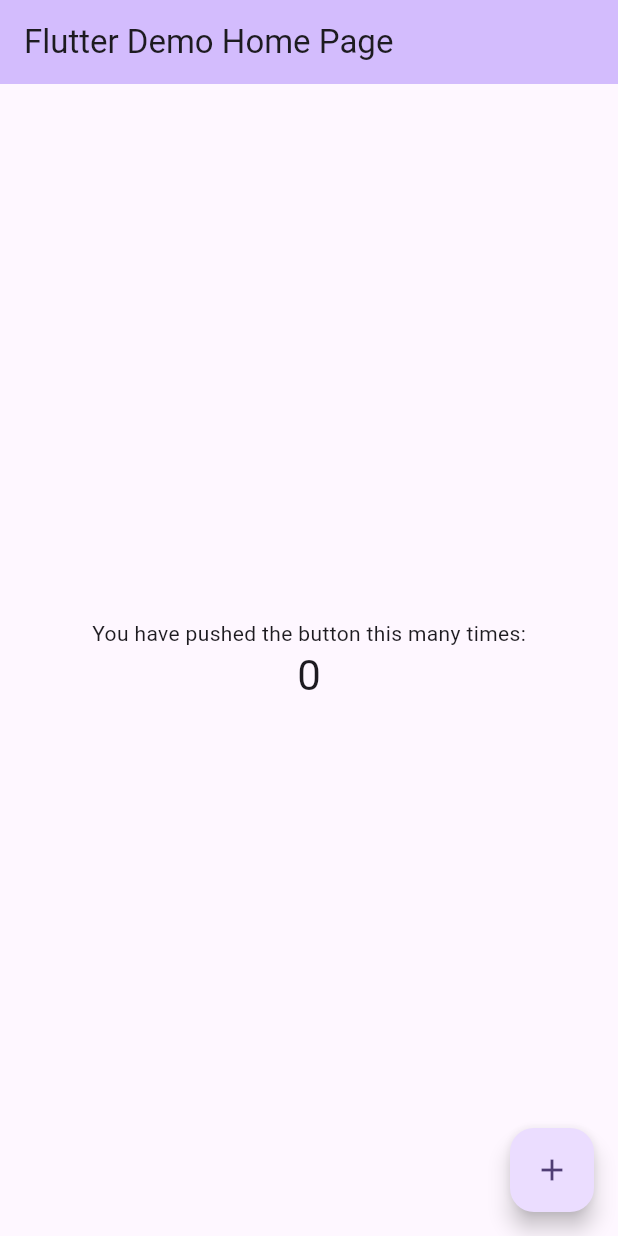
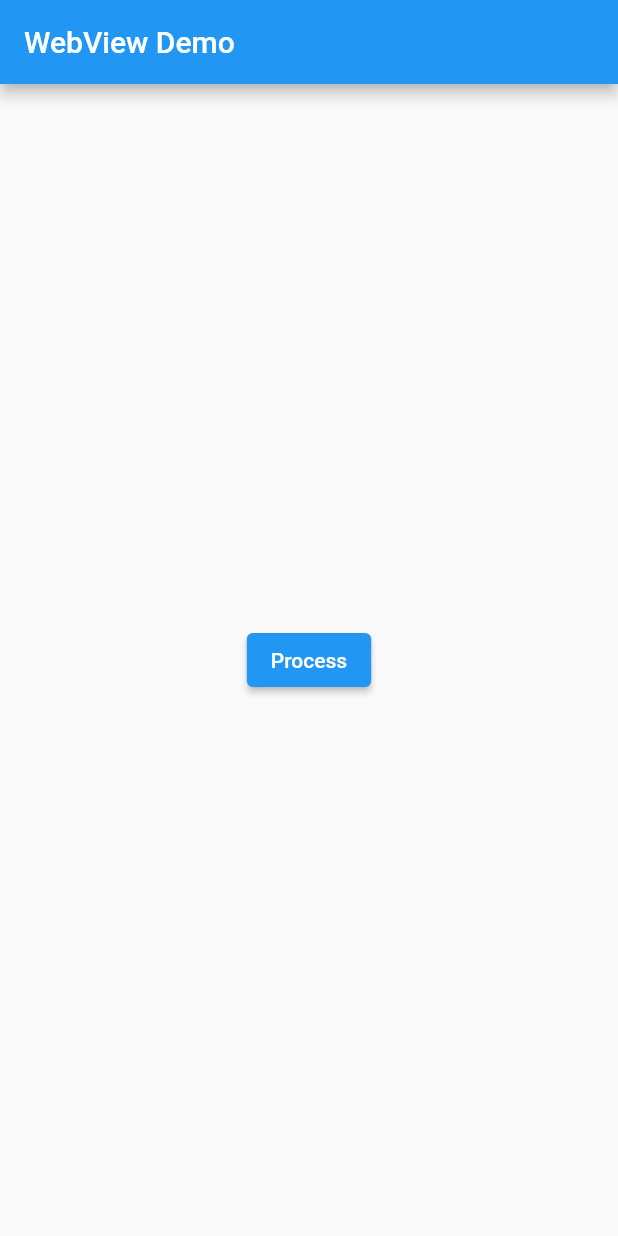
Before and after one commit to dimasyudhatech/desktop-mobile-web, a Flutter app: the screen it shows after launch, on a phone screen of 412 x 824 dp. Run offline on Flutter 3.47's test engine with Material 2 defaults, Android fonts, the phone set to English and light mode, and no system bars; missing offline and left inert: flutter_inappwebview.

Commit message:
feat: Add bridge to redirect React.js web app inside Flutter mobile app
Signed-off-by: Dimas Yudha Pratama <official@dimasyudha.tech>

```diff
--- a/lib/main.dart
+++ b/lib/main.dart
@@ -1,125 +1,62 @@
 import 'package:flutter/material.dart';
+import 'package:flutter_inappwebview/flutter_inappwebview.dart';
 
 void main() {
-  runApp(const MyApp());
+  runApp(MyApp());
 }
 
 class MyApp extends StatelessWidget {
-  const MyApp({super.key});
-
-  // This widget is the root of your application.
   @override
   Widget build(BuildContext context) {
     return MaterialApp(
-      title: 'Flutter Demo',
+      title: 'Flutter WebView Demo',
       theme: ThemeData(
-        // This is the theme of your application.
-        //
-        // TRY THIS: Try running your application with "flutter run". You'll see
-        // the application has a blue toolbar. Then, without quitting the app,
-        // try changing the seedColor in the colorScheme below to Colors.green
-        // and then invoke "hot reload" (save your changes or press the "hot
-        // reload" button in a Flutter-supported IDE, or press "r" if you used
-        // the command line to start the app).
-        //
-        // Notice that the counter didn't reset back to zero; the application
-        // state is not lost during the reload. To reset the state, use hot
-        // restart instead.
-        //
-        // This works for code too, not just values: Most code changes can be
-        // tested with just a hot reload.
-        colorScheme: ColorScheme.fromSeed(seedColor: Colors.deepPurple),
-        useMaterial3: true,
+        primarySwatch: Colors.blue,
       ),
-      home: const MyHomePage(title: 'Flutter Demo Home Page'),
+      home: MyHomePage(),
     );
   }
 }
 
-class MyHomePage extends StatefulWidget {
-  const MyHomePage({super.key, required this.title});
-
-  // This widget is the home page of your application. It is stateful, meaning
-  // that it has a State object (defined below) that contains fields that affect
-  // how it looks.
-
-  // This class is the configuration for the state. It holds the values (in this
-  // case the title) provided by the parent (in this case the App widget) and
-  // used by the build method of the State. Fields in a Widget subclass are
-  // always marked "final".
-
-  final String title;
-
+class MyHomePage extends StatelessWidget {
   @override
-  State<MyHomePage> createState() => _MyHomePageState();
+  Widget build(BuildContext context) {
+    return Scaffold(
+      appBar: AppBar(
+        title: Text('WebView Demo'),
+      ),
+      body: Center(
+        child: ElevatedButton(
+          onPressed: () {
+            Navigator.of(context).push(MaterialPageRoute(builder: (context) => WebViewPage()));
+          },
+          child: Text('Process'),
+        ),
+      ),
+    );
+  }
 }
 
-class _MyHomePageState extends State<MyHomePage> {
-  int _counter = 0;
+class WebViewPage extends StatefulWidget {
+  @override
+  _WebViewPageState createState() => _WebViewPageState();
+}
 
-  void _incrementCounter() {
-    setState(() {
-      // This call to setState tells the Flutter framework that something has
-      // changed in this State, which causes it to rerun the build method below
-      // so that the display can reflect the updated values. If we changed
-      // _counter without calling setState(), then the build method would not be
-      // called again, and so nothing would appear to happen.
-      _counter++;
-    });
-  }
+class _WebViewPageState extends State<WebViewPage> {
+  late InAppWebViewController _webViewController;
 
   @override
   Widget build(BuildContext context) {
-    // This method is rerun every time setState is called, for instance as done
-    // by the _incrementCounter method above.
-    //
-    // The Flutter framework has been optimized to make rerunning build methods
-    // fast, so that you can just rebuild anything that needs updating rather
-    // than having to individually change instances of widgets.
     return Scaffold(
       appBar: AppBar(
-        // TRY THIS: Try changing the color here to a specific color (to
-        // Colors.amber, perhaps?) and trigger a hot reload to see the AppBar
-        // change color while the other colors stay the same.
-        backgroundColor: Theme.of(context).colorScheme.inversePrimary,
-        // Here we take the value from the MyHomePage object that was created by
-        // the App.build method, and use it to set our appbar title.
-        title: Text(widget.title),
+        title: Text('Ruang Auction Registration'),
       ),
-      body: Center(
-        // Center is a layout widget. It takes a single child and positions it
-        // in the middle of the parent.
-        child: Column(
-          // Column is also a layout widget. It takes a list of children and
-          // arranges them vertically. By default, it sizes itself to fit its
-          // children horizontally, and tries to be as tall as its parent.
-          //
-          // Column has various properties to control how it sizes itself and
-          // how it positions its children. Here we use mainAxisAlignment to
-          // center the children vertically; the main axis here is the vertical
-          // axis because Columns are vertical (the cross axis would be
-          // horizontal).
-          //
-          // TRY THIS: Invoke "debug painting" (choose the "Toggle Debug Paint"
-          // action in the IDE, or press "p" in the console), to see the
-          // wireframe for each widget.
-          mainAxisAlignment: MainAxisAlignment.center,
-          children: <Widget>[
-            const Text(
-              'You have pushed the button this many times:',
-            ),
-            Text(
-              '$_counter',
-              style: Theme.of(context).textTheme.headlineMedium,
-            ),
-          ],
-        ),
+      body: InAppWebView(
+        initialUrlRequest: URLRequest(url: Uri.parse('https://ruangauction.com/register')),
+        onWebViewCreated: (InAppWebViewController controller) {
+          _webViewController = controller;
+        },
       ),
-      floatingActionButton: FloatingActionButton(
-        onPressed: _incrementCounter,
-        tooltip: 'Increment',
-        child: const Icon(Icons.add),
-      ), // This trailing comma makes auto-formatting nicer for build methods.
     );
   }
 }
--- a/pubspec.yaml
+++ b/pubspec.yaml
@@ -35,6 +35,7 @@ dependencies:
   # The following adds the Cupertino Icons font to your application.
   # Use with the CupertinoIcons class for iOS style icons.
   cupertino_icons: ^1.0.2
+  flutter_inappwebview: ^5.8.0
 
 dev_dependencies:
   flutter_test:
```
Also changed, not shown: pubspec.lock.
